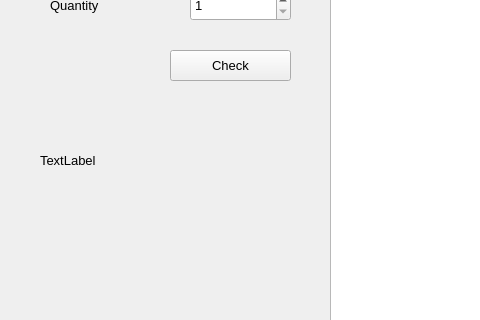
Qt form pharmacist_window/pharmacist_window.ui (osamamuhammad3623/pharmacy_management_system) before a commit; both pictures show x 0 to 480 and y 210 to 530 of the 799 by 675 pixel window.
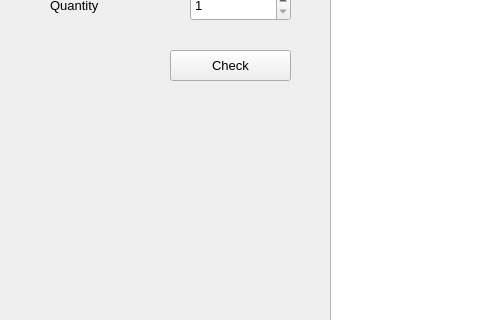
The same form after that commit.

The edit to the form file:
```diff
--- a/pharmacist_window/pharmacist_window.ui
+++ b/pharmacist_window/pharmacist_window.ui
@@ -247,7 +247,7 @@
     </font>
    </property>
    <property name="text">
-    <string>TextLabel</string>
+    <string/>
    </property>
   </widget>
  </widget>
```
